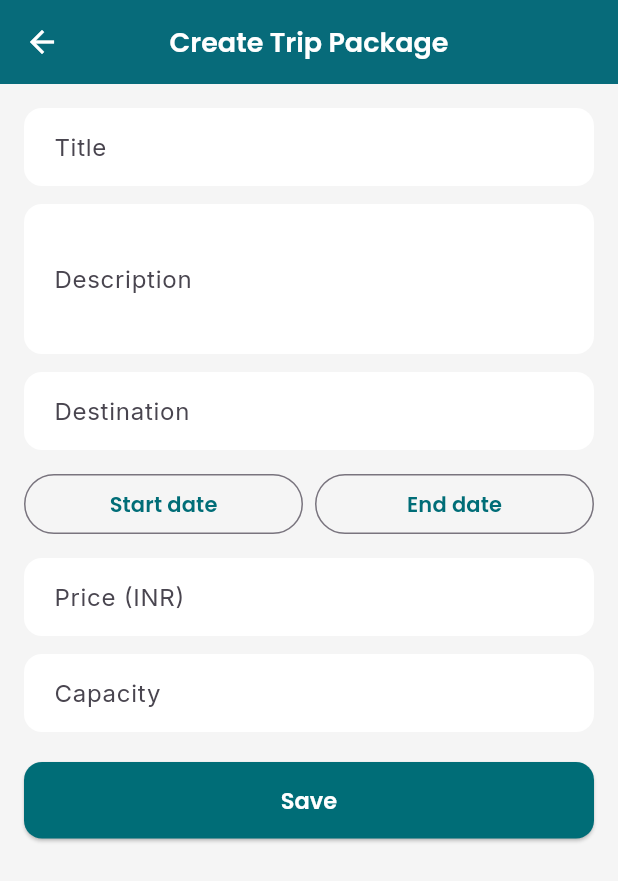
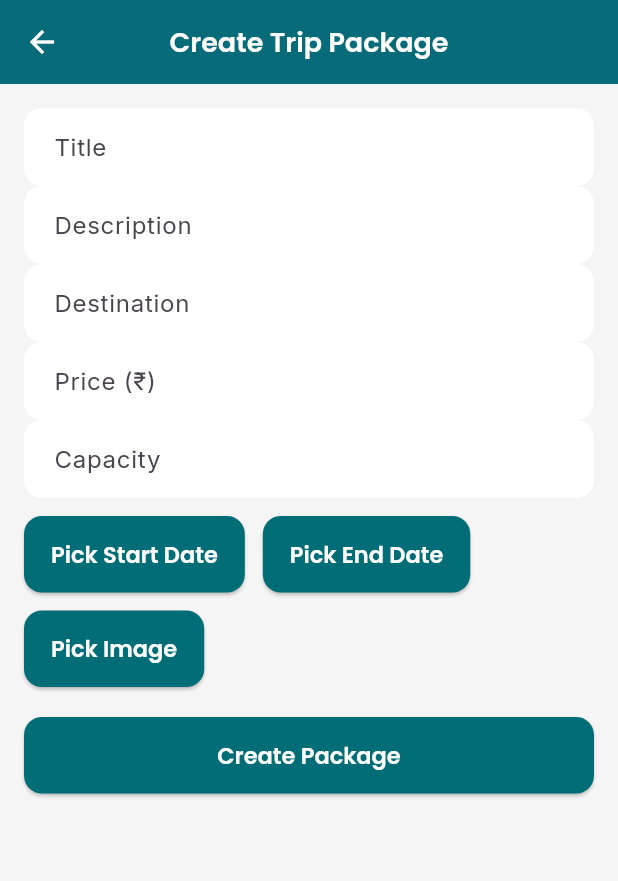
Before and after one commit to DeepPrajapati1580/tripmate, a Flutter app: the TripFormPage screen opened directly, on a phone screen of 412 x 824 dp. Shown: the top 881 px of the screen. Run offline on Flutter 3.47's test engine with Material 3 defaults, Android fonts, the phone set to English and light mode, and no system bars; our stand-ins replace cloud_firestore, cloud_functions, firebase_auth, firebase_core, google_fonts, image_picker; missing offline and left inert: cloudinary_flutter, cloudinary_public, cloudinary_url_gen, razorpay_flutter; accounts and stored records are empty.

Commit message:
Cloudinary setup

```diff
--- /dev/null
+++ b/TRIPMATE/devtools_options.yaml
@@ -0,0 +1,3 @@
+description: This file stores settings for Dart & Flutter DevTools.
+documentation: https://docs.flutter.dev/tools/devtools/extensions#configure-extension-enablement-states
+extensions:
--- a/TRIPMATE/lib/models/trip_model.dart
+++ b/TRIPMATE/lib/models/trip_model.dart
@@ -7,7 +7,6 @@ class TripPackage {
   final String destination;
   final DateTime startDate;
   final DateTime endDate;
-  /// Stored as rupees (int). If your DB has `pricePerSeat`, we fallback to it.
   final int price;
   final int capacity;
   final int bookedSeats;
--- a/TRIPMATE/lib/screens/agent/trip_form_page.dart
+++ b/TRIPMATE/lib/screens/agent/trip_form_page.dart
@@ -1,7 +1,9 @@
 // lib/screens/agent/trip_form_page.dart
+import 'dart:io';
 import 'package:flutter/material.dart';
-import 'package:intl/intl.dart';
+import 'package:image_picker/image_picker.dart';
 import 'package:firebase_auth/firebase_auth.dart';
+import '../../services/cloudinary_service.dart';
 import '../../services/trip_service.dart';
 
 class TripFormPage extends StatefulWidget {
@@ -13,138 +15,176 @@ class TripFormPage extends StatefulWidget {
 
 class _TripFormPageState extends State<TripFormPage> {
   final _formKey = GlobalKey<FormState>();
-  final _title = TextEditingController();
-  final _desc = TextEditingController();
-  final _dest = TextEditingController();
-  final _price = TextEditingController();
-  final _capacity = TextEditingController();
-  DateTime? _start;
-  DateTime? _end;
-  bool _saving = false;
+  final _titleCtrl = TextEditingController();
+  final _descCtrl = TextEditingController();
+  final _destCtrl = TextEditingController();
+  final _priceCtrl = TextEditingController();
+  final _capacityCtrl = TextEditingController();
 
-  Future<void> _pickDate(bool isStart) async {
-    final now = DateTime.now();
+  DateTime? _startDate, _endDate;
+  File? _selectedImage;
+  bool _loading = false;
+
+  Future<void> _pickImage() async {
+    final picker = ImagePicker();
+    final picked = await picker.pickImage(source: ImageSource.gallery);
+    if (picked != null) {
+      setState(() => _selectedImage = File(picked.path));
+    }
+  }
+
+  Future<void> _pickStartDate() async {
     final picked = await showDatePicker(
       context: context,
-      firstDate: now,
-      lastDate: now.add(const Duration(days: 365 * 3)),
-      initialDate: now,
+      initialDate: DateTime.now(),
+      firstDate: DateTime.now(),
+      lastDate: DateTime(2100),
     );
-    if (picked != null) setState(() => isStart ? _start = picked : _end = picked);
+    if (picked != null) {
+      setState(() => _startDate = picked);
+    }
   }
 
-  Future<void> _save() async {
-    if (!_formKey.currentState!.validate()) return;
-    if (_start == null || _end == null) {
+  Future<void> _pickEndDate() async {
+    final picked = await showDatePicker(
+      context: context,
+      initialDate: _startDate ?? DateTime.now(),
+      firstDate: _startDate ?? DateTime.now(),
+      lastDate: DateTime(2100),
+    );
+    if (picked != null) {
+      setState(() => _endDate = picked);
+    }
+  }
+
+  Future<void> _createTrip() async {
+    if (!_formKey.currentState!.validate() || _startDate == null || _endDate == null) {
       ScaffoldMessenger.of(context).showSnackBar(
-        const SnackBar(content: Text('Please pick start & end dates')),
-      );
-      return;
-    }
-    if (_end!.isBefore(_start!)) {
-      ScaffoldMessenger.of(context).showSnackBar(
-        const SnackBar(content: Text('End date must be after start date')),
+        const SnackBar(content: Text("Please fill all fields and pick dates")),
       );
       return;
     }
 
-    final user = FirebaseAuth.instance.currentUser;
-    if (user == null) {
-      ScaffoldMessenger.of(context).showSnackBar(
-        const SnackBar(content: Text('Not logged in')),
+    setState(() => _loading = true);
+
+    try {
+      String? imageUrl;
+
+      // ✅ Upload to Cloudinary if image picked
+      if (_selectedImage != null) {
+        final uploadRes = await CloudinaryUploader.uploadImage(_selectedImage!.path);
+        imageUrl = uploadRes["secure_url"];  // 👈 correct key
+      }
+
+      await TripService.create(
+        title: _titleCtrl.text,
+        description: _descCtrl.text,
+        destination: _destCtrl.text,
+        startDate: _startDate!,
+        endDate: _endDate!,
+        price: int.parse(_priceCtrl.text),
+        capacity: int.parse(_capacityCtrl.text),
+        createdBy: FirebaseAuth.instance.currentUser!.uid,
+        localImagePath: imageUrl,
       );
-      return;
-    }
 
-    setState(() => _saving = true);
-    try {
-      await TripService.create(
-        title: _title.text.trim(),
-        description: _desc.text.trim(),
-        destination: _dest.text.trim(),
-        startDate: _start!,
-        endDate: _end!,
-        price: (double.tryParse(_price.text.trim()) ?? 0).round(),
-        capacity: int.tryParse(_capacity.text.trim()) ?? 0,
-        createdBy: user.uid,
-      );
-      if (mounted) Navigator.pop(context);
+      if (mounted) {
+        ScaffoldMessenger.of(context).showSnackBar(
+          const SnackBar(content: Text("Trip created successfully ✅")),
+        );
+        Navigator.pop(context);
+      }
     } catch (e) {
       if (mounted) {
-        ScaffoldMessenger.of(context)
-            .showSnackBar(SnackBar(content: Text('Save failed: $e')));
+        ScaffoldMessenger.of(context).showSnackBar(
+          SnackBar(content: Text("Error: $e")),
+        );
       }
     } finally {
-      if (mounted) setState(() => _saving = false);
+      if (mounted) setState(() => _loading = false);
     }
   }
 
   @override
   Widget build(BuildContext context) {
-    final df = DateFormat.yMMMd();
     return Scaffold(
-      appBar: AppBar(title: const Text('Create Trip Package')),
-      body: Padding(
+      appBar: AppBar(title: const Text("Create Trip Package")),
+      body: SingleChildScrollView(
         padding: const EdgeInsets.all(16),
         child: Form(
           key: _formKey,
-          child: ListView(
+          child: Column(
+            crossAxisAlignment: CrossAxisAlignment.start,
             children: [
               TextFormField(
-                controller: _title,
-                decoration: const InputDecoration(labelText: 'Title'),
-                validator: (v) => v == null || v.isEmpty ? 'Required' : null,
+                controller: _titleCtrl,
+                decoration: const InputDecoration(labelText: "Title"),
+                validator: (v) => v!.isEmpty ? "Enter title" : null,
               ),
-              const SizedBox(height: 12),
               TextFormField(
-                controller: _desc,
-                decoration: const InputDecoration(labelText: 'Description'),
-                maxLines: 3,
+                controller: _descCtrl,
+                decoration: const InputDecoration(labelText: "Description"),
+                validator: (v) => v!.isEmpty ? "Enter description" : null,
               ),
-              const SizedBox(height: 12),
               TextFormField(
-                controller: _dest,
-                decoration: const InputDecoration(labelText: 'Destination'),
-                validator: (v) => v == null || v.isEmpty ? 'Required' : null,
+                controller: _destCtrl,
+                decoration: const InputDecoration(labelText: "Destination"),
+                validator: (v) => v!.isEmpty ? "Enter destination" : null,
               ),
+              TextFormField(
+                controller: _priceCtrl,
+                decoration: const InputDecoration(labelText: "Price (₹)"),
+                keyboardType: TextInputType.number,
+                validator: (v) => v!.isEmpty ? "Enter price" : null,
+              ),
+              TextFormField(
+                controller: _capacityCtrl,
+                decoration: const InputDecoration(labelText: "Capacity"),
+                keyboardType: TextInputType.number,
+                validator: (v) => v!.isEmpty ? "Enter capacity" : null,
+              ),
+
               const SizedBox(height: 12),
               Row(
                 children: [
-                  Expanded(
-                    child: OutlinedButton(
-                      onPressed: () => _pickDate(true),
-                      child: Text(_start == null ? 'Start date' : df.format(_start!)),
-                    ),
+                  ElevatedButton(
+                    onPressed: _pickStartDate,
+                    child: Text(_startDate == null
+                        ? "Pick Start Date"
+                        : "Start: ${_startDate!.toLocal()}".split(' ')[0]),
                   ),
-                  const SizedBox(width: 8),
-                  Expanded(
-                    child: OutlinedButton(
-                      onPressed: () => _pickDate(false),
-                      child: Text(_end == null ? 'End date' : df.format(_end!)),
-                    ),
+                  const SizedBox(width: 12),
+                  ElevatedButton(
+                    onPressed: _pickEndDate,
+                    child: Text(_endDate == null
+                        ? "Pick End Date"
+                        : "End: ${_endDate!.toLocal()}".split(' ')[0]),
                   ),
                 ],
               ),
+
               const SizedBox(height: 12),
-              TextFormField(
-                controller: _price,
-                decoration: const InputDecoration(labelText: 'Price (INR)'),
-                keyboardType: const TextInputType.numberWithOptions(decimal: true),
-                validator: (v) => (double.tryParse(v ?? '') ?? 0) > 0 ? null : 'Enter amount',
+              Row(
+                children: [
+                  ElevatedButton(
+                    onPressed: _pickImage,
+                    child: const Text("Pick Image"),
+                  ),
+                  const SizedBox(width: 12),
+                  if (_selectedImage != null)
+                    Expanded(child: Image.file(_selectedImage!, height: 100)),
+                ],
               ),
-              const SizedBox(height: 12),
-              TextFormField(
-                controller: _capacity,
-                decoration: const InputDecoration(labelText: 'Capacity'),
-                keyboardType: TextInputType.number,
-                validator: (v) => (int.tryParse(v ?? '') ?? 0) > 0 ? null : 'Enter capacity',
-              ),
+
               const SizedBox(height: 20),
-              ElevatedButton(
-                onPressed: _saving ? null : _save,
-                child: _saving
-                    ? const CircularProgressIndicator(color: Colors.white)
-                    : const Text('Save'),
+              SizedBox(
+                width: double.infinity,
+                child: ElevatedButton(
+                  onPressed: _loading ? null : _createTrip,
+                  child: _loading
+                      ? const CircularProgressIndicator(color: Colors.white)
+                      : const Text("Create Package"),
+                ),
               ),
             ],
           ),
--- /dev/null
+++ b/TRIPMATE/lib/services/cloudinary_service.dart
@@ -0,0 +1,31 @@
+// lib/services/cloudinary_service.dart
+import 'package:cloudinary_public/cloudinary_public.dart';
+
+class CloudinaryUploader {
+  static final cloudinary = CloudinaryPublic(
+    'dbdhnrhur',
+    'tripmate_preset',    // e.g. "trip_upload"
+    cache: false,
+  );
+
+  /// Uploads a local image file to Cloudinary
+  static Future<Map<String, String>> uploadImage(String filePath) async {
+    try {
+      final response = await cloudinary.uploadFile(
+        CloudinaryFile.fromFile(
+          filePath,
+          resourceType: CloudinaryResourceType.Image,
+          folder: "tripmate", // optional
+        ),
+      );
+
+      return {
+        "publicId": response.publicId,
+        "secure_url": response.secureUrl, // ⚡ correct key is secure_url
+      };
+    } catch (e) {
+      print("Cloudinary error: $e"); // 👈 will show actual message from Cloudinary
+      throw Exception("Cloudinary upload failed: $e");
+    }
+  }
+}
--- a/TRIPMATE/lib/services/trip_service.dart
+++ b/TRIPMATE/lib/services/trip_service.dart
@@ -2,6 +2,8 @@
 import 'package:cloud_firestore/cloud_firestore.dart';
 import '../models/trip_package.dart';
 import 'package:firebase_auth/firebase_auth.dart';
+
+import 'cloudinary_service.dart';
 
 class TripService {
   static final _col =
@@ -12,27 +14,32 @@ class TripService {
   );
 
   /// Stream ALL packages (for customers).
-  /// We keep filter client-side to avoid composite index hassles.
   static Stream<List<TripPackage>> streamAll({bool onlyUpcoming = true}) {
     return _col.orderBy('createdAt', descending: true).snapshots().map((snap) {
       final items = snap.docs
-          .map((d) => TripPackage.fromDoc(d as DocumentSnapshot<Map<String, dynamic>>))
+          .map((d) =>
+          TripPackage.fromDoc(d as DocumentSnapshot<Map<String, dynamic>>))
           .toList();
 
       if (!onlyUpcoming) return items;
 
       final now = DateTime.now();
-      return items.where((t) => !t.endDate.isBefore(DateTime(now.year, now.month, now.day))).toList();
+      return items
+          .where((t) => !t.endDate
+          .isBefore(DateTime(now.year, now.month, now.day)))
+          .toList();
     });
   }
 
-  /// Stream packages created by a specific agent uid (for AgentHome)
+  /// Stream packages created by a specific agent uid
   static Stream<List<TripPackage>> streamByAgent(String uid) {
-    return _col.where('createdBy', isEqualTo: uid)
+    return _col
+        .where('createdBy', isEqualTo: uid)
         .orderBy('createdAt', descending: true)
         .snapshots()
         .map((snap) => snap.docs
-        .map((d) => TripPackage.fromDoc(d as DocumentSnapshot<Map<String, dynamic>>))
+        .map((d) =>
+        TripPackage.fromDoc(d as DocumentSnapshot<Map<String, dynamic>>))
         .toList());
   }
 
@@ -46,8 +53,18 @@ class TripService {
     required int price,
     required int capacity,
     required String createdBy,
-    String? imageUrl,
+    String? localImagePath, // 👈 file path before upload
   }) async {
+    String? publicId;
+    String? imageUrl;
+    if (localImagePath != null) {
+      final uploadResult = await CloudinaryUploader.uploadImage(localImagePath);
+
+      publicId = uploadResult["publicId"];
+      imageUrl = uploadResult["secure_url"]; // ✅ fixed key
+    }
+
+
     await _col.add({
       'title': title,
       'description': description,
@@ -60,12 +77,14 @@ class TripService {
       'createdBy': createdBy,
       'createdAt': FieldValue.serverTimestamp(),
       'imageUrl': imageUrl,
+      'imagePublicId': publicId,
     });
   }
-  // ✅ New method to book trip with seat numbers
+
+  /// ✅ Book trip with seat numbers
   static Future<void> bookTrip({
     required String tripId,
-    required List<int> seats, // ✅ selected seat numbers
+    required List<int> seats,
     required String userId,
   }) async {
     final tripRef = _col.doc(tripId);
@@ -84,7 +103,7 @@ class TripService {
           .toList() ??
           [];
 
-      // ✅ check if requested seats are already taken
+      // check if requested seats are already taken
       for (final seat in seats) {
         if (bookedSeatsList.contains(seat)) {
           throw Exception("Seat $seat is already booked");
@@ -95,7 +114,7 @@ class TripService {
         throw Exception("Not enough seats available");
       }
 
-      // ✅ update count + list
+      // update count + list
       txn.update(tripRef, {
         'bookedSeats': bookedSeats + seats.length,
         'bookedSeatsList': FieldValue.arrayUnion(seats),
--- a/TRIPMATE/pubspec.yaml
+++ b/TRIPMATE/pubspec.yaml
@@ -30,6 +30,11 @@ environment:
 dependencies:
   flutter:
     sdk: flutter
+
+  cloudinary_flutter: ^1.0.0
+  cloudinary_url_gen: ^1.0.0
+  cloudinary_public: 0.23.1
+  image_picker: ^1.1.1
 
   # The following adds the Cupertino Icons font to your application.
   # Use with the CupertinoIcons class for iOS style icons.
```
Also changed, not shown: TRIPMATE/lib/main.dart (+10 -0 lines), TRIPMATE/lib/widgets/trip_card.dart (+50 -6 lines), 2 other files.
